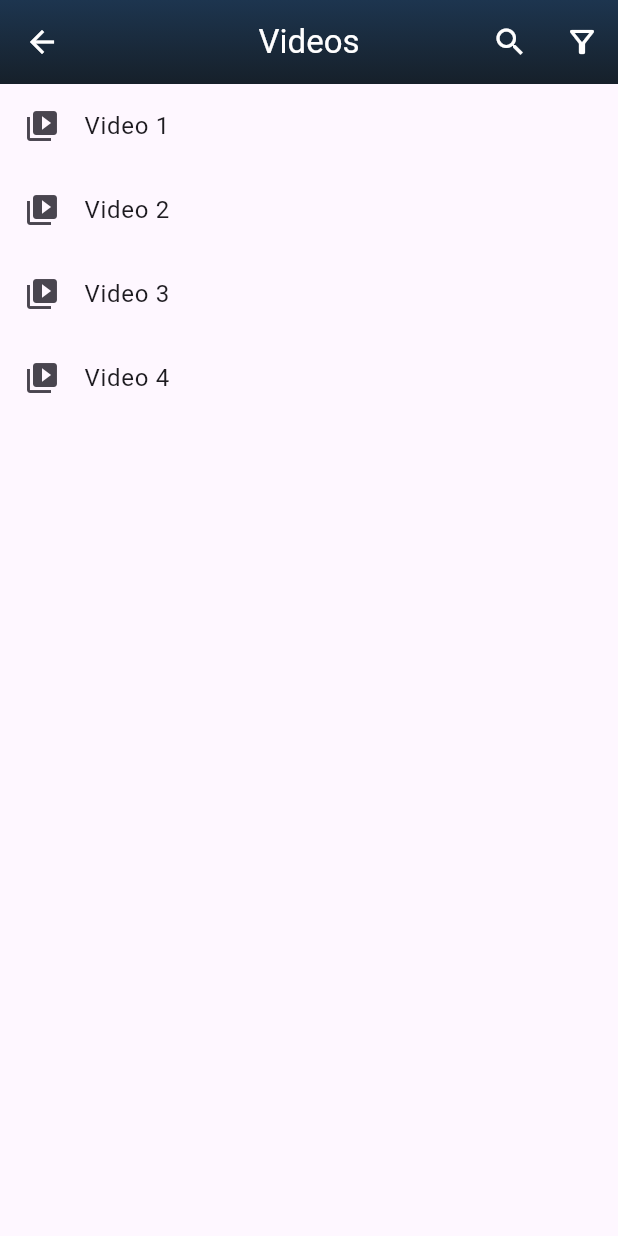
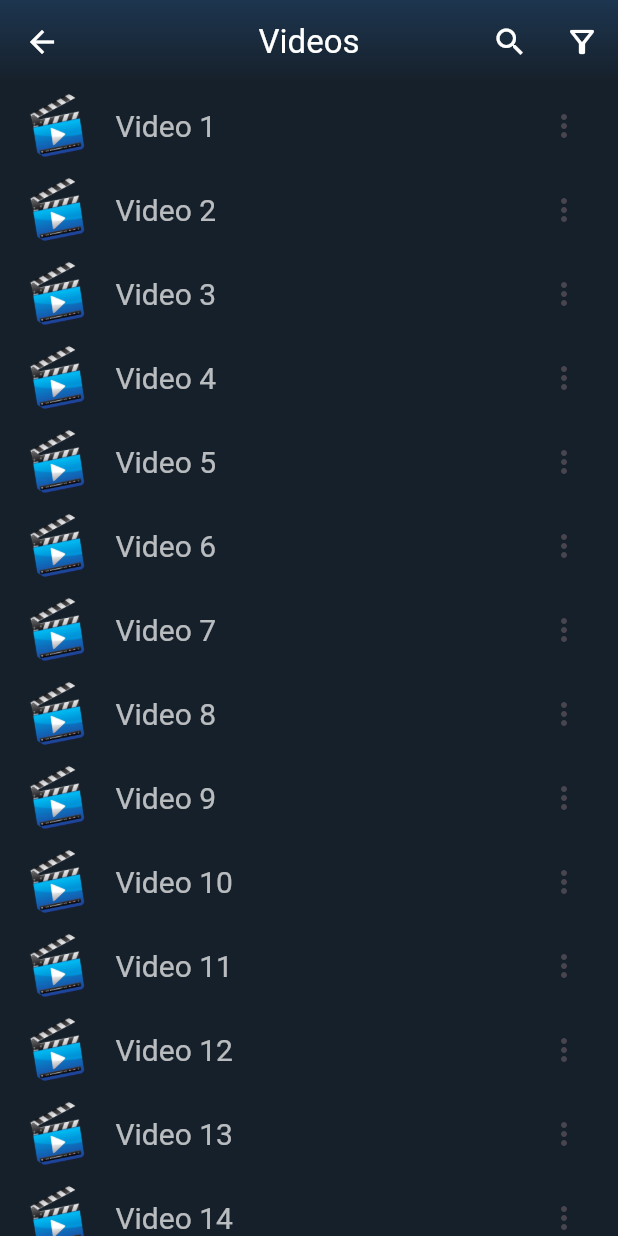
Before and after one commit to MauryaAayush/mx_player_clone, a Flutter app: the InstoreSelectScreen screen opened directly, on a phone screen of 412 x 824 dp. Run offline on Flutter 3.47's test engine with Material 3 defaults, Android fonts, the phone set to English and light mode, and no system bars; our stand-ins replace cached_network_image, chewie, video_player.

Commit message:
Radhey Radhey

```diff
--- a/lib/Model/InStore_List.dart
+++ b/lib/Model/InStore_List.dart
@@ -15,6 +15,75 @@ List<Map<String, String>> inStore = [
   },
   {
     'title': 'Video 4',
+    'link': 'assets/videos/vid3.mp4',
+  },
+  {
+    'title': 'Video 5',
     'link': 'assets/videos/vid4.mp4',
   },
+  {
+    'title': 'Video 6',
+    'link': 'assets/videos/vid5.mp4',
+  },
+  {
+    'title': 'Video 7',
+    'link': 'assets/videos/vid6.mp4',
+  },
+  {
+    'title': 'Video 8',
+    'link': 'assets/videos/vid7.mp4',
+  },
+  {
+    'title': 'Video 9',
+    'link': 'assets/videos/vid8.mp4',
+  },
+  {
+    'title': 'Video 10',
+    'link': 'assets/videos/vid9.mp4',
+  },
+  {
+    'title': 'Video 11',
+    'link': 'assets/videos/vid10.mp4',
+  },
+  {
+    'title': 'Video 12',
+    'link': 'assets/videos/vid11.mp4',
+  },
+  {
+    'title': 'Video 13',
+    'link': 'assets/videos/vid12.mp4',
+  },
+  {
+    'title': 'Video 14',
+    'link': 'assets/videos/vid13.mp4',
+  },
+  {
+    'title': 'Video 15',
+    'link': 'assets/videos/vid14.mp4',
+  },
+  {
+    'title': 'Video 16',
+    'link': 'assets/videos/vid15.mp4',
+  },
+  {
+    'title': 'Video 17',
+    'link': 'assets/videos/vid16.mp4',
+  },
+  {
+    'title': 'Video 18',
+    'link': 'assets/videos/vid17.mp4',
+  },
+  {
+    'title': 'Video 19',
+    'link': 'assets/videos/vid18.mp4',
+  },
+  {
+    'title': 'Video 20',
+    'link': 'assets/videos/vid19.mp4',
+  },
+  {
+    'title': 'Video 21',
+    'link': 'assets/videos/vid20.mp4',
+  },
+
 ];
--- a/lib/Views/InStore_select_Screen.dart
+++ b/lib/Views/InStore_select_Screen.dart
@@ -8,6 +8,7 @@ class InstoreSelectScreen extends StatelessWidget {
   @override
   Widget build(BuildContext context) {
     return Scaffold(
+      backgroundColor: Color(0xFF16202A),
       appBar: AppBar(
         leading: IconButton(onPressed: () {
           Navigator.pop(context);
@@ -44,7 +45,22 @@ class InstoreSelectScreen extends StatelessWidget {
         itemCount: inStore.length,
         itemBuilder: (context, index) {
           return ListTile(
-            leading: Icon(Icons.video_library),
+            trailing: Icon(Icons.more_vert),
+            leading: Container(
+              width: 45,
+              height: 45,
+              decoration: BoxDecoration(
+                shape: BoxShape.circle,
+                image: DecorationImage(
+                  fit: BoxFit.fill,
+                  image: AssetImage('assets/img.png')
+                ),
+              ),
+            ),
+            titleTextStyle: TextStyle(
+                color: Colors.white70,
+                fontSize: 20
+            ),
             title: Text(inStore[index]['title'] ?? ''),
             onTap: () {
               // Handle video selection here
--- a/pubspec.yaml
+++ b/pubspec.yaml
@@ -68,6 +68,7 @@ flutter:
   #   - images/a_dot_ham.jpeg
   assets:
     - assets/videos/
+    - assets/
 
   # An image asset can refer to one or more resolution-specific "variants", see
   # https://flutter.dev/assets-and-images/#resolution-aware
```
Also changed, not shown: assets/img.png (added).
